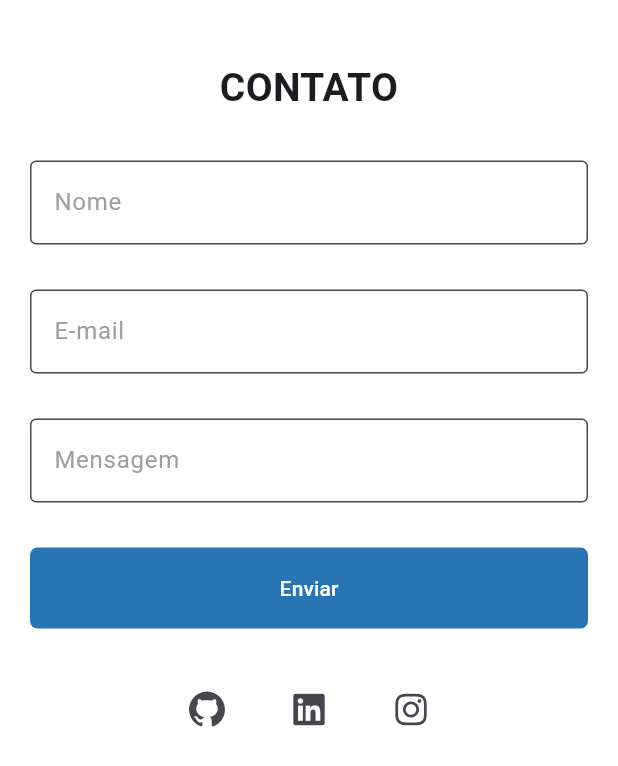
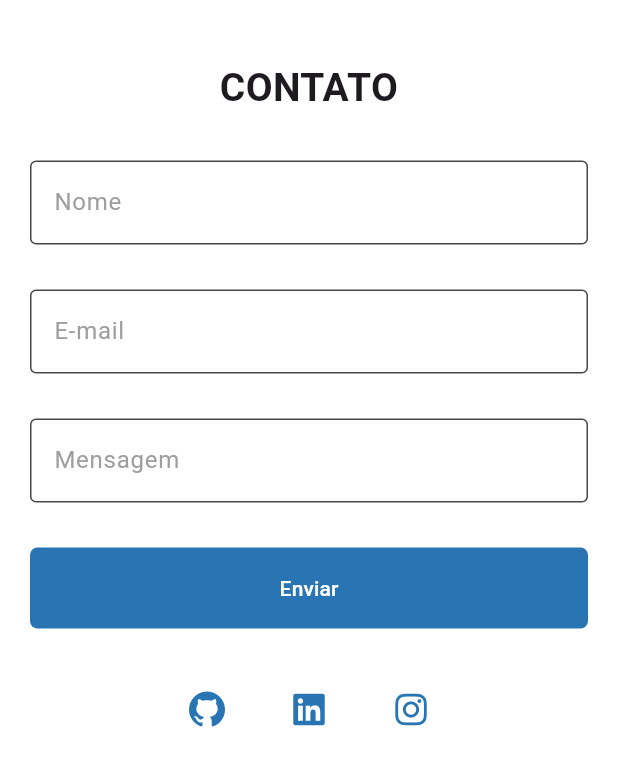
Before and after one commit to kauanvinicius9/Portfolio-Dart-Version, a Flutter app: the Contato screen opened directly, on a phone screen of 412 x 824 dp. Shown: the top 766 px of the screen. Run offline on Flutter 3.47's test engine with Material 3 defaults, Android fonts, the phone set to English and light mode, and no system bars; our stand-ins replace flutter_svg, font_awesome_flutter.

Commit message:
update UI

```diff
--- a/lib/contato.dart
+++ b/lib/contato.dart
@@ -1,4 +1,4 @@
-// contato.dart
+
 import 'package:avaliacao/main.dart';
 import 'package:flutter/material.dart';
 import 'package:avaliacao/widgets/footer.dart';
--- a/lib/main.dart
+++ b/lib/main.dart
@@ -1,4 +1,3 @@
-// main.dart
 import 'package:avaliacao/projetos.dart';
 import 'package:avaliacao/contato.dart';
 import 'package:avaliacao/widgets/footer.dart';
--- a/lib/projetos.dart
+++ b/lib/projetos.dart
@@ -1,4 +1,3 @@
-// projetos.dart
 import 'package:avaliacao/main.dart';
 import 'package:flutter/material.dart';
 import 'package:url_launcher/url_launcher.dart';
--- a/lib/widgets/footer.dart
+++ b/lib/widgets/footer.dart
@@ -7,6 +7,7 @@ import 'package:url_launcher/url_launcher.dart';
 class Footer extends StatelessWidget {
   const Footer({super.key});
 
+  // Tratativa de erro na leitura de URL
   Future<void> _openLink(String url) async {
     final Uri uri = Uri.parse(url);
 
@@ -27,6 +28,7 @@ class Footer extends StatelessWidget {
         children: [
           IconButton(
             icon: FaIcon(FontAwesomeIcons.github),
+            color: const Color.fromARGB(255, 41, 117, 179),
             onPressed: () => _openLink("https://github.com/kauanvinicius9"),
           ),
 
@@ -34,6 +36,7 @@ class Footer extends StatelessWidget {
 
           IconButton(
             icon: FaIcon(FontAwesomeIcons.linkedin),
+            color: const Color.fromARGB(255, 41, 117, 179),
             onPressed: () => _openLink("https://www.linkedin.com/in/kauan-vin%C3%ADcius-953773359?utm_source=share&utm_campaign=share_via&utm_content=profile&utm_medium=android_app"),
           ),
 
@@ -41,6 +44,7 @@ class Footer extends StatelessWidget {
 
           IconButton(
             icon: FaIcon(FontAwesomeIcons.instagram),
+            color: const Color.fromARGB(255, 41, 117, 179),
             onPressed: () => _openLink("https://www.instagram.com/kauanl01?igsh=MTA1czhyN3liM3l0NQ=="),
           ),
         ],
```
